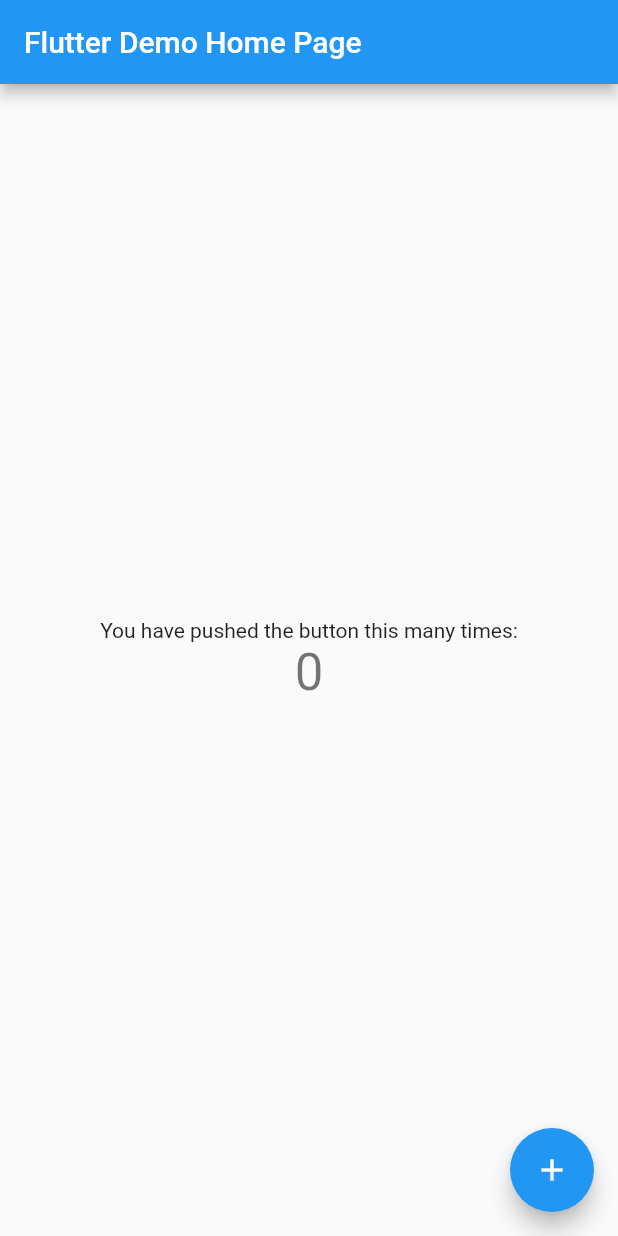
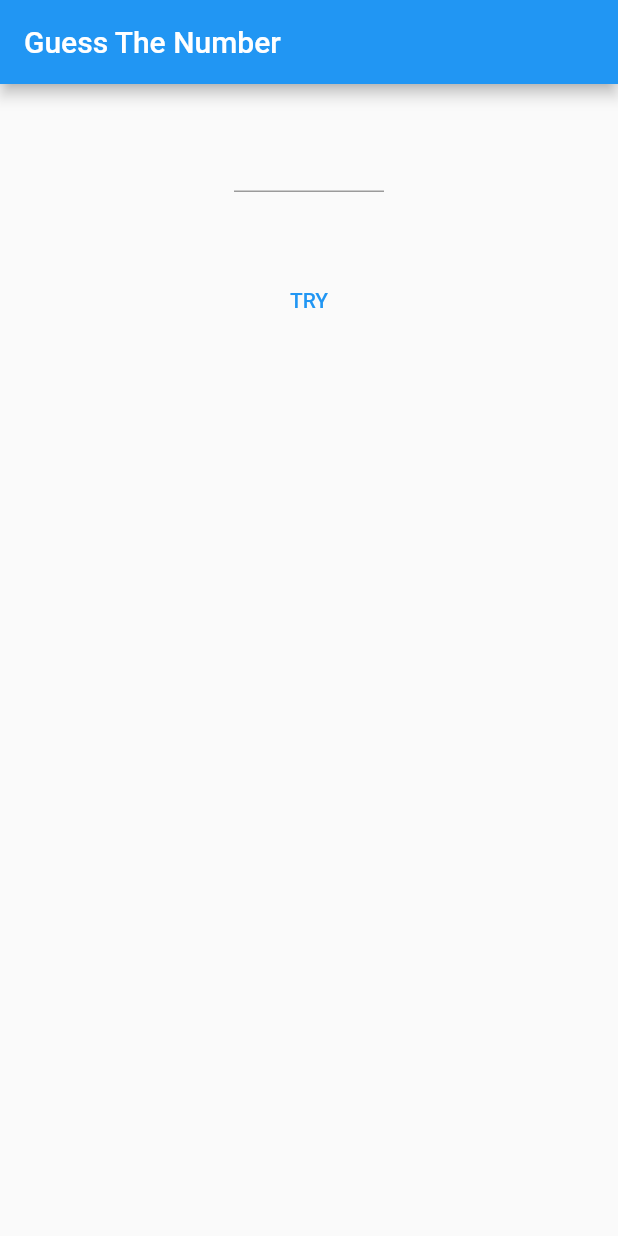
Before and after one commit to aqasim23/number_guess, a Flutter app: the screen it shows after launch, on a phone screen of 412 x 824 dp. Run offline on Flutter 3.47's test engine with Material 2 defaults, Android fonts, the light colour scheme and no system bars.

Commit message:
added textbox field and button

```diff
--- a/lib/main.dart
+++ b/lib/main.dart
@@ -11,35 +11,19 @@
   @override
   Widget build(BuildContext context) {
     return MaterialApp(
-      title: 'Flutter Demo',
+      title: 'Guess The Number',
       theme: ThemeData(
-        // This is the theme of your application.
-        //
-        // Try running your application with "flutter run". You'll see the
-        // application has a blue toolbar. Then, without quitting the app, try
-        // changing the primarySwatch below to Colors.green and then invoke
-        // "hot reload" (press "r" in the console where you ran "flutter run",
-        // or simply save your changes to "hot reload" in a Flutter IDE).
-        // Notice that the counter didn't reset back to zero; the application
-        // is not restarted.
         primarySwatch: Colors.blue,
       ),
-      home: const MyHomePage(title: 'Flutter Demo Home Page'),
+      home: const MyHomePage(
+        title: 'Guess The Number',
+      ),
     );
   }
 }
 
 class MyHomePage extends StatefulWidget {
   const MyHomePage({Key? key, required this.title}) : super(key: key);
-
-  // This widget is the home page of your application. It is stateful, meaning
-  // that it has a State object (defined below) that contains fields that affect
-  // how it looks.
-
-  // This class is the configuration for the state. It holds the values (in this
-  // case the title) provided by the parent (in this case the App widget) and
-  // used by the build method of the State. Fields in a Widget subclass are
-  // always marked "final".
 
   final String title;
 
@@ -48,68 +32,40 @@
 }
 
 class _MyHomePageState extends State<MyHomePage> {
-  int _counter = 0;
-
   void _incrementCounter() {
-    setState(() {
-      // This call to setState tells the Flutter framework that something has
-      // changed in this State, which causes it to rerun the build method below
-      // so that the display can reflect the updated values. If we changed
-      // _counter without calling setState(), then the build method would not be
-      // called again, and so nothing would appear to happen.
-      _counter++;
-    });
+    setState(() {});
   }
 
   @override
   Widget build(BuildContext context) {
-    // This method is rerun every time setState is called, for instance as done
-    // by the _incrementCounter method above.
-    //
-    // The Flutter framework has been optimized to make rerunning build methods
-    // fast, so that you can just rebuild anything that needs updating rather
-    // than having to individually change instances of widgets.
     return Scaffold(
       appBar: AppBar(
-        // Here we take the value from the MyHomePage object that was created by
-        // the App.build method, and use it to set our appbar title.
         title: Text(widget.title),
       ),
-      body: Center(
-        // Center is a layout widget. It takes a single child and positions it
-        // in the middle of the parent.
-        child: Column(
-          // Column is also a layout widget. It takes a list of children and
-          // arranges them vertically. By default, it sizes itself to fit its
-          // children horizontally, and tries to be as tall as its parent.
-          //
-          // Invoke "debug painting" (press "p" in the console, choose the
-          // "Toggle Debug Paint" action from the Flutter Inspector in Android
-          // Studio, or the "Toggle Debug Paint" command in Visual Studio Code)
-          // to see the wireframe for each widget.
-          //
-          // Column has various properties to control how it sizes itself and
-          // how it positions its children. Here we use mainAxisAlignment to
-          // center the children vertically; the main axis here is the vertical
-          // axis because Columns are vertical (the cross axis would be
-          // horizontal).
-          mainAxisAlignment: MainAxisAlignment.center,
-          children: <Widget>[
-            const Text(
-              'You have pushed the button this many times:',
-            ),
-            Text(
-              '$_counter',
-              style: Theme.of(context).textTheme.headline4,
-            ),
-          ],
-        ),
+      body: Row(
+        mainAxisAlignment: MainAxisAlignment.center,
+        children: [
+          Column(
+            children: [
+              Container(
+                margin: EdgeInsets.all(24),
+                width: 100,
+                child: const TextField(
+                  textAlign: TextAlign.center,
+                  keyboardType: TextInputType.number,
+                ),
+              ),
+              Container(
+                margin: EdgeInsets.all(24),
+                child: TextButton(
+                  onPressed: () {},
+                  child: Text('TRY'),
+                ),
+              ),
+            ],
+          ),
+        ],
       ),
-      floatingActionButton: FloatingActionButton(
-        onPressed: _incrementCounter,
-        tooltip: 'Increment',
-        child: const Icon(Icons.add),
-      ), // This trailing comma makes auto-formatting nicer for build methods.
     );
   }
 }
```
